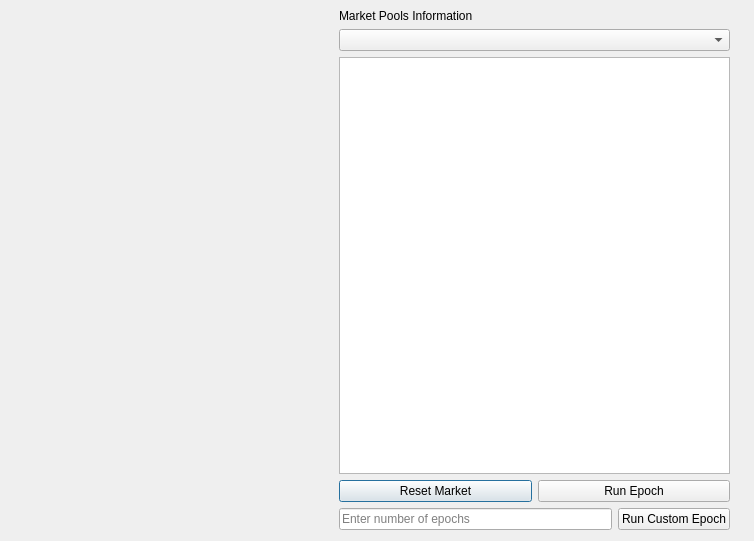
Qt form SimulationPlayground.ui (LiquidityProtocol/AMM-Simulator) before a commit.
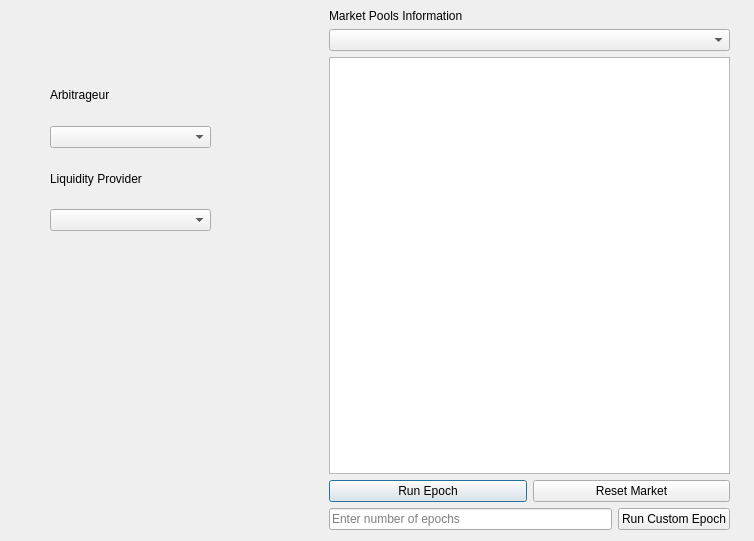
The same form after that commit.

```diff
--- a/SimulationPlayground.ui
+++ b/SimulationPlayground.ui
@@ -16,9 +16,9 @@
   <widget class="QWidget" name="verticalLayoutWidget">
    <property name="geometry">
     <rect>
-     <x>339</x>
+     <x>329</x>
      <y>9</y>
-     <width>391</width>
+     <width>401</width>
      <height>521</height>
     </rect>
    </property>
@@ -42,13 +42,6 @@
     </item>
     <item>
      <layout class="QHBoxLayout" name="horizontalLayout_2">
-      <item>
-       <widget class="QPushButton" name="pushButton_2">
-        <property name="text">
-         <string>Reset Market</string>
-        </property>
-       </widget>
-      </item>
       <item>
        <widget class="QPushButton" name="pushButton">
         <property name="text">
@@ -56,6 +49,13 @@
         </property>
        </widget>
       </item>
+      <item>
+       <widget class="QPushButton" name="pushButton_2">
+        <property name="text">
+         <string>Reset Market</string>
+        </property>
+       </widget>
+      </item>
      </layout>
     </item>
     <item>
@@ -78,6 +78,46 @@
     </item>
    </layout>
   </widget>
+  <widget class="QWidget" name="">
+   <property name="geometry">
+    <rect>
+     <x>50</x>
+     <y>70</y>
+     <width>161</width>
+     <height>161</height>
+    </rect>
+   </property>
+   <layout class="QVBoxLayout" name="verticalLayout_2">
+    <item>
+     <widget class="QLabel" name="label_2">
+      <property name="text">
+       <string>Arbitrageur</string>
+      </property>
+     </widget>
+    </item>
+    <item>
+     <widget class="QComboBox" name="comboBox">
+      <property name="placeholderText">
+       <string>Select Behavior</string>
+      </property>
+     </widget>
+    </item>
+    <item>
+     <widget class="QLabel" name="label_3">
+      <property name="text">
+       <string>Liquidity Provider</string>
+      </property>
+     </widget>
+    </item>
+    <item>
+     <widget class="QComboBox" name="comboBox_2">
+      <property name="placeholderText">
+       <string>Select Behavior</string>
+      </property>
+     </widget>
+    </item>
+   </layout>
+  </widget>
  </widget>
  <resources/>
  <connections/>
```
